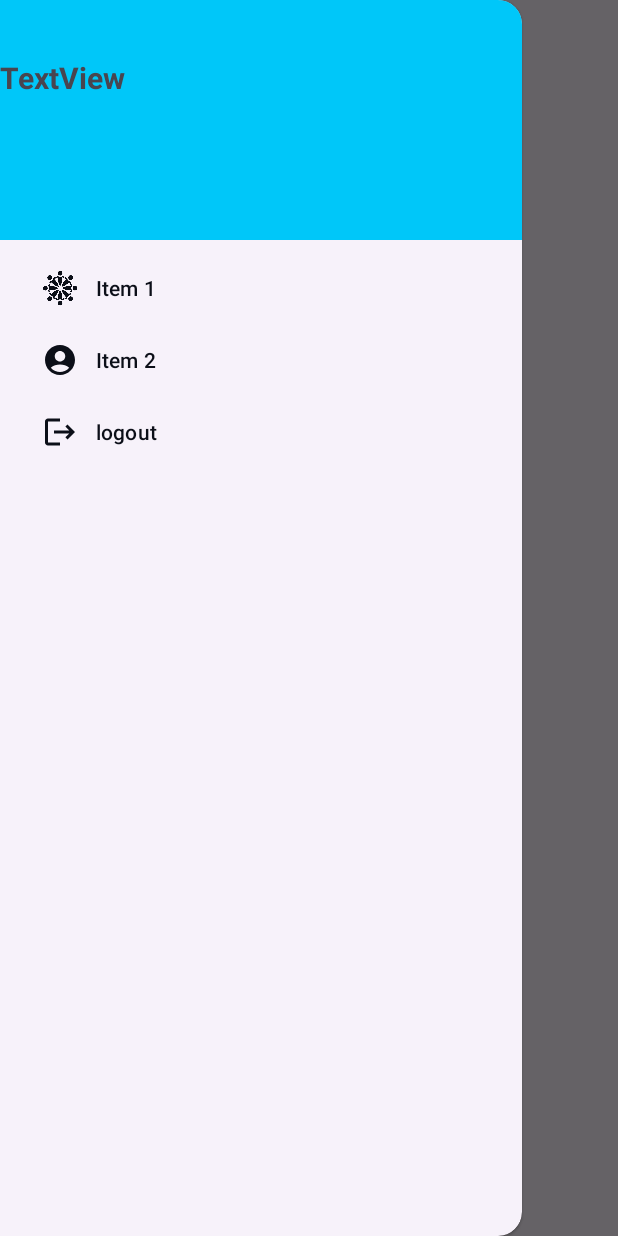
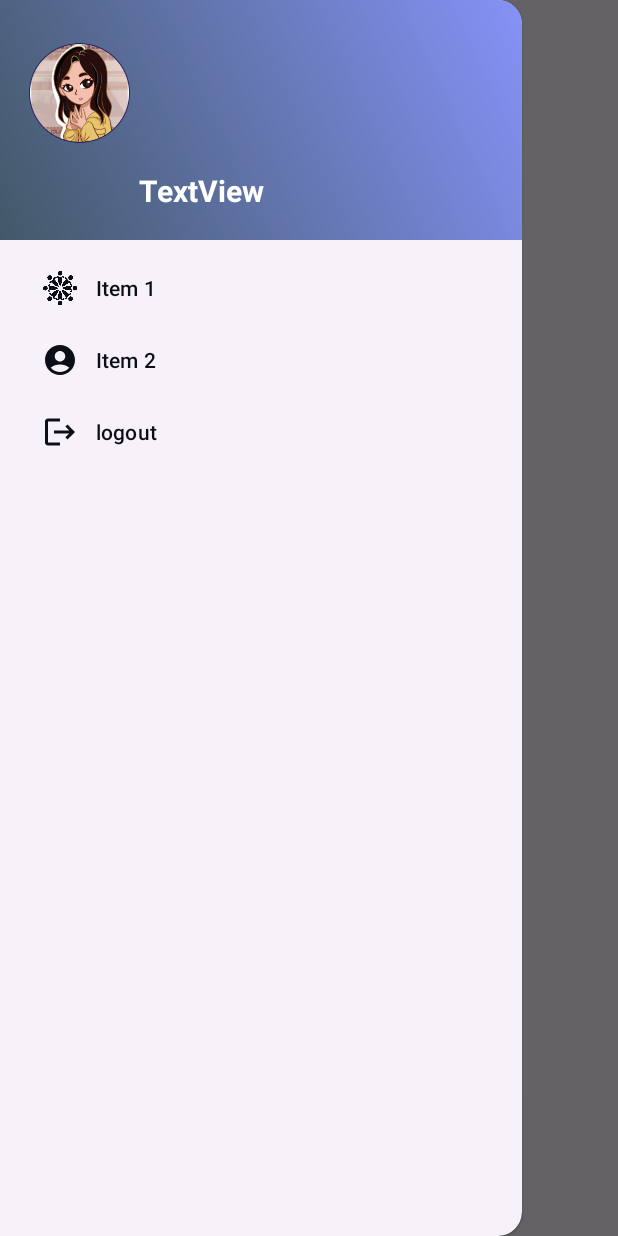
Before and after one commit to chebbi4m/PDM-Android-EmpowerLink, an Android app: the HomePageActivity screen opened directly, with no data from a screen before it, with the side drawer open, on a phone screen of 412 x 824 dp. Run offline under Robolectric (Android 15) with nearby library versions, the phone set to English and light mode, and no system bars; libraries missing offline, so code that uses them is left out: com.auth0.android; 8 statements that could not run were skipped.

Commit message:
fixed appbar design

```diff
--- a/app/src/main/java/tn/esprit/pdm/HomePageActivity.kt
+++ b/app/src/main/java/tn/esprit/pdm/HomePageActivity.kt
@@ -59,6 +59,11 @@ private lateinit var binding:ActivityHomePageBinding
 
         // Utilisez les informations du token
         binding.textView6.text = decodedToken.username
+
+        val usernameTextView: TextView = navigationView.getHeaderView(0).findViewById(R.id.username) as TextView
+
+// Set the retrieved username to the TextView in the navigation drawer
+        usernameTextView.text = decodedToken.email
 
         // Set up ActionBarDrawerToggle
         toggle = ActionBarDrawerToggle(
--- a/app/src/main/res/drawable/navheadercol.xml
+++ b/app/src/main/res/drawable/navheadercol.xml
@@ -1,4 +1,20 @@
 <?xml version="1.0" encoding="utf-8"?>
-<selector xmlns:android="http://schemas.android.com/apk/res/android">
+<layer-list xmlns:android="http://schemas.android.com/apk/res/android">
+    <item>
+        <shape
+            android:shape = "rectangle"
 
-</selector>
+
+            xmlns:android = "http://schemas.android.com/apk/res/android" >
+
+            <corners android:radius="0dp" />
+            <gradient
+                android:startColor = "@color/BGToLB"
+                android:endColor = "@color/lavender"
+                android:angle = "45"
+                android:type = "linear" />
+            <size android:height="56dp"
+                android:width="360dp"/>
+        </shape>
+    </item>
+</layer-list>
--- a/app/src/main/res/layout/nac_header.xml
+++ b/app/src/main/res/layout/nac_header.xml
@@ -2,7 +2,7 @@
 <com.google.android.material.appbar.AppBarLayout xmlns:android="http://schemas.android.com/apk/res/android"
     android:layout_width="match_parent"
     android:layout_height="wrap_content"
-    android:background="@color/orange"
+    android:background="@drawable/navheadercol"
     xmlns:app="http://schemas.android.com/apk/res-auto">
 
     <androidx.appcompat.widget.Toolbar
@@ -10,7 +10,7 @@
         android:layout_width="match_parent"
         android:layout_height="?attr/actionBarSize"
         app:title="@string/app_name"
-        app:navigationIcon="@drawable/ic_dehaze"
+        app:navigationIcon="@drawable/uc_arrow_back"
         app:titleTextColor="@color/white"/>
 
 </com.google.android.material.appbar.AppBarLayout>
--- a/app/src/main/res/layout/nav_header.xml
+++ b/app/src/main/res/layout/nav_header.xml
@@ -1,20 +1,35 @@
 <!-- nav_header.xml -->
 <RelativeLayout xmlns:android="http://schemas.android.com/apk/res/android"
+    xmlns:app="http://schemas.android.com/apk/res-auto"
     android:layout_width="match_parent"
     android:layout_height="160dp"
-    android:background="@color/colorPrimary">
+    android:background="@drawable/navheadercol">
 
     <!-- Customize the header layout as needed -->
 
     <TextView
         android:id="@+id/username"
-        android:layout_width="198dp"
+        android:layout_width="300dp"
         android:layout_height="38dp"
         android:layout_alignParentEnd="true"
+        android:layout_alignParentBottom="true"
+        android:layout_marginEnd="79dp"
+        android:layout_marginBottom="14dp"
+        android:text="TextView"
+        android:gravity="center"
+        android:textColor="@color/white"
         android:textSize="20dp"
-        android:textStyle="bold"
-        android:layout_alignParentBottom="true"
-        android:layout_marginEnd="168dp"
-        android:layout_marginBottom="84dp"
-        android:text="TextView" />
+        android:textStyle="bold" />
+
+    <ImageView
+        android:id="@+id/profileimage"
+        android:layout_width="131dp"
+        android:layout_height="89dp"
+        android:layout_alignParentStart="true"
+        android:layout_alignParentTop="true"
+        android:layout_alignParentEnd="true"
+        android:layout_marginStart="19dp"
+        android:layout_marginTop="17dp"
+        android:layout_marginEnd="261dp"
+        app:srcCompat="@drawable/profile" />
 </RelativeLayout>
```
